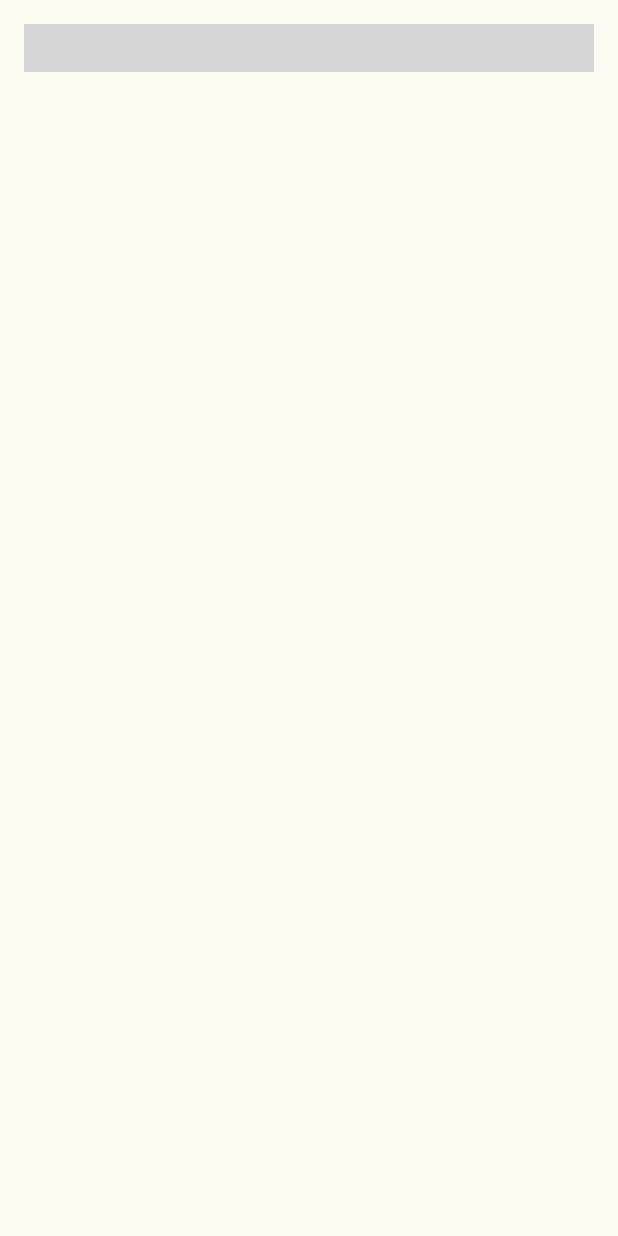
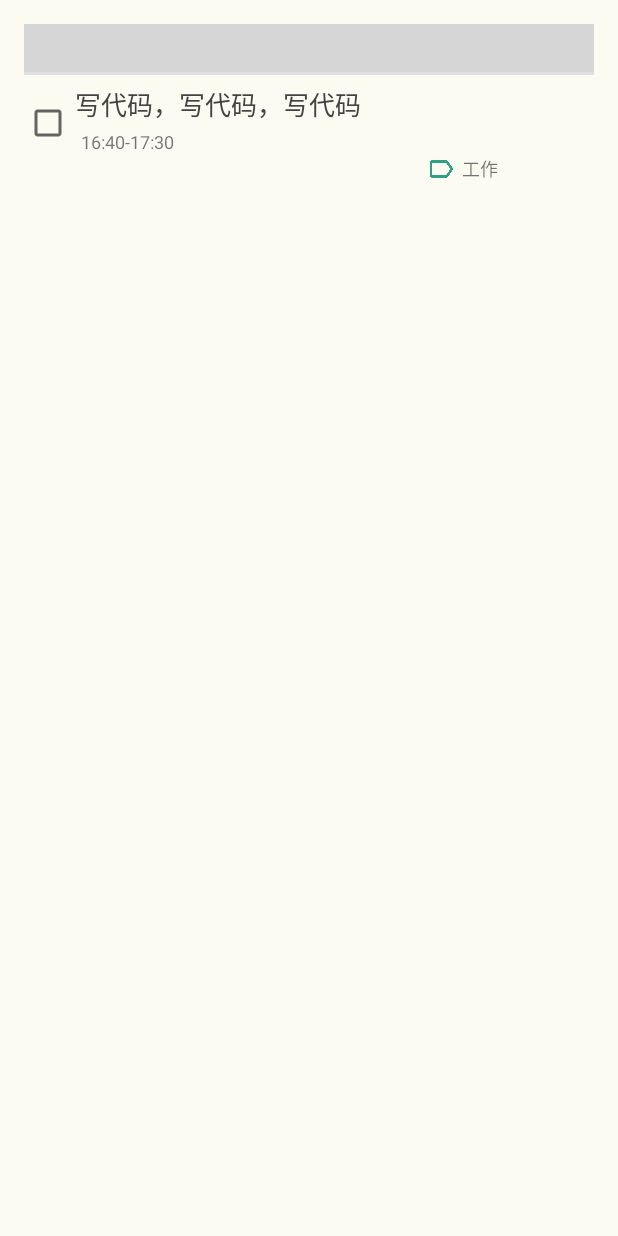
Before and after one commit to GavynZhang/DoIt, an Android app: the layout content_main.xml on its own in the app's theme, with its tools: preview values and no code run, on a phone screen of 412 x 824 dp. Run offline under Robolectric (Android 15) with nearby library versions, the phone set to English and light mode, and no system bars; plain views replace MaterialCalendarView; grey boxes are pictures that could not be loaded.

Commit message:
Add EventItemAdapter

```diff
--- a/app/src/main/java/com/gavynzhang/doit/app/state/LogoutState.java
+++ b/app/src/main/java/com/gavynzhang/doit/app/state/LogoutState.java
@@ -26,9 +26,6 @@ public class LogoutState implements UserState {
             values.put("username", "local");
             values.put("name", event.getName());
             values.put("startTime", event.getStartTime().getDate());
-
-            LogUtils.d("LogoutState", "startTime "+event.getStartTime().getDate());
-
             values.put("endTime", event.getEndTime().getDate());
             values.put("pri", event.getPri().intValue());
             values.put("mode", event.getMode().intValue());
--- a/app/src/main/java/com/gavynzhang/doit/ui/activities/SignUpActivity.java
+++ b/app/src/main/java/com/gavynzhang/doit/ui/activities/SignUpActivity.java
@@ -18,7 +18,9 @@ import com.gavynzhang.doit.R;
 import com.gavynzhang.doit.app.BaseActivity;
 import com.gavynzhang.doit.app.state.LoginContext;
 import com.gavynzhang.doit.app.state.LogoutState;
+import com.gavynzhang.doit.app.state.MyApplication;
 import com.gavynzhang.doit.model.entities.MyUser;
+import com.gavynzhang.doit.utils.LogUtils;
 import com.gavynzhang.doit.utils.RegularUtils;
 
 import cn.bmob.v3.Bmob;
@@ -122,6 +124,9 @@ public class SignUpActivity extends BaseActivity implements View.OnClickListener
                     intent.putExtra("password",password);
                     setResult(RESULT_OK, intent);
                     finish();
+                }else {
+                    Toast.makeText(MyApplication.getContext(), e.toString(),Toast.LENGTH_SHORT).show();
+                    LogUtils.w("SignUpActivity", "错误： "+e.toString());
                 }
             }
         });
--- a/app/src/main/res/layout/content_main.xml
+++ b/app/src/main/res/layout/content_main.xml
@@ -23,5 +23,33 @@
         app:mcv_tileHeight="30dp"
         android:layout_width="match_parent"
         android:layout_height="wrap_content"/>
+    <ImageView
+        android:layout_below="@+id/calendar_view"
+        android:background="@color/md_grey_300"
+        android:layout_width="match_parent"
+        android:layout_height="2dp"/>
+
+
+
+    <RelativeLayout
+        android:layout_below="@+id/calendar_view"
+        android:layout_width="wrap_content"
+        android:layout_height="wrap_content">
+
+        <include layout="@layout/event_item"/>
+
+        <android.support.v7.widget.RecyclerView
+            android:id="@+id/event_list"
+            android:layout_width="match_parent"
+            android:layout_height="wrap_content">
+
+
+        </android.support.v7.widget.RecyclerView>
+
+    </RelativeLayout>
+
+
+
+
 
 </RelativeLayout>
--- /dev/null
+++ b/app/src/main/res/layout/event_item.xml
@@ -0,0 +1,73 @@
+<?xml version="1.0" encoding="utf-8"?>
+<RelativeLayout xmlns:android="http://schemas.android.com/apk/res/android"
+                android:layout_width="match_parent"
+                android:layout_height="75dp">
+
+    <android.support.v7.widget.AppCompatCheckBox
+        android:id="@+id/item_checkbox"
+        android:layout_width="28dp"
+        android:layout_height="28dp"
+        android:layout_marginTop="20dp"
+        android:layout_alignParentLeft="true"
+        android:layout_alignParentStart="true"/>
+
+    <RelativeLayout
+        android:layout_width="320dp"
+        android:layout_height="90dp"
+        android:layout_centerVertical="true"
+        android:layout_toRightOf="@+id/item_checkbox"
+        android:layout_toEndOf="@+id/item_checkbox">
+
+        <TextView
+            android:id="@+id/item_event_name"
+            android:text="写代码，写代码，写代码"
+            android:ellipsize = "end"
+            android:maxLines="1"
+            android:maxEms="10"
+            android:layout_marginTop="8dp"
+            android:layout_marginLeft="6dp"
+            android:textColor="@color/md_grey_800"
+            android:textSize="17sp"
+            android:layout_width="300dp"
+            android:layout_height="wrap_content"/>
+        <TextView
+            android:id="@+id/item_event_time"
+            android:layout_below="@+id/item_event_name"
+            android:layout_marginLeft="10dp"
+            android:layout_marginTop="3dp"
+            android:textSize="12sp"
+            android:text="16:40-17:30"
+            android:layout_width="230dp"
+            android:layout_height="wrap_content"/>
+
+        <RelativeLayout
+            android:layout_below="@+id/item_event_time"
+            android:layout_toRightOf="@+id/item_event_time"
+            android:layout_width="80dp"
+            android:layout_height="wrap_content">
+
+            <ImageView
+                android:id="@+id/event_item_tag_img"
+                android:src="@drawable/tag"
+                android:layout_width="20dp"
+                android:layout_height="20dp"/>
+
+            <TextView
+                android:id="@+id/item_event_tag"
+                android:text="工作"
+                android:textSize="12sp"
+                android:layout_width="30dp"
+                android:layout_height="wrap_content"
+                android:layout_marginLeft="4dp"
+                android:layout_marginStart="4dp"
+                android:layout_centerVertical="true"
+                android:layout_toRightOf="@+id/event_item_tag_img"/>
+
+        </RelativeLayout>
+
+
+    </RelativeLayout>
+
+
+
+</RelativeLayout>
```
Also changed, not shown: app/src/main/java/com/gavynzhang/doit/app/state/SignInState.java (+52 -0 lines), app/src/main/java/com/gavynzhang/doit/model/entities/Event.java (+9 -0 lines), app/src/main/java/com/gavynzhang/doit/ui/activities/MainActivity.java (+16 -0 lines), app/src/main/java/com/gavynzhang/doit/ui/activities/SignInActivity.java (+6 -3 lines), app/src/main/java/com/gavynzhang/doit/ui/adapter/EventItemAdapter.java (added, +132 -0 lines).
